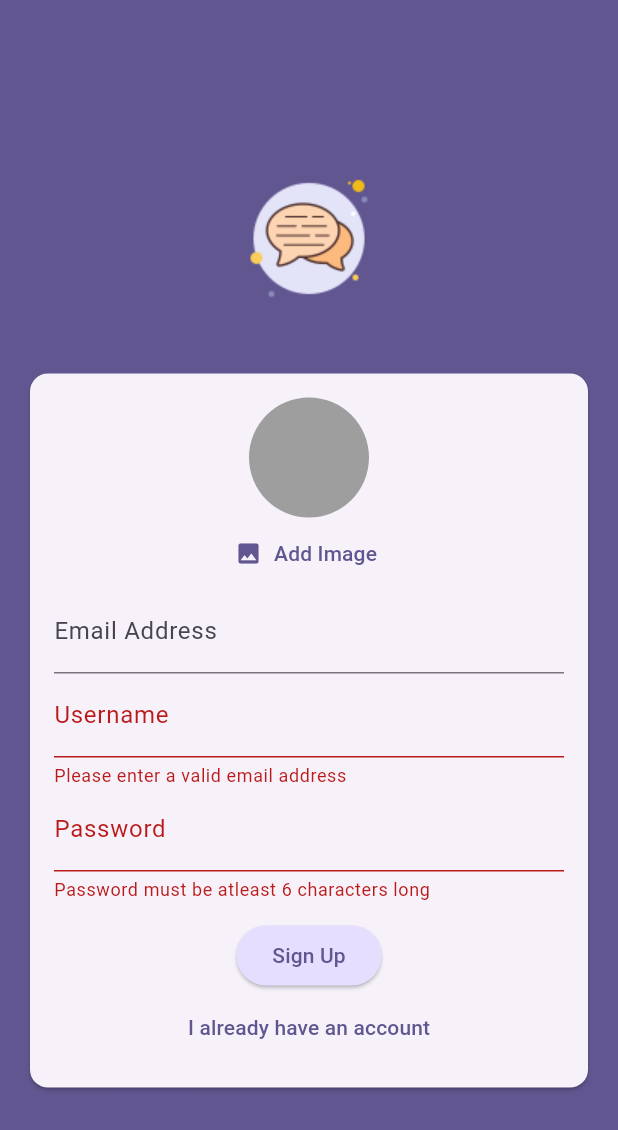
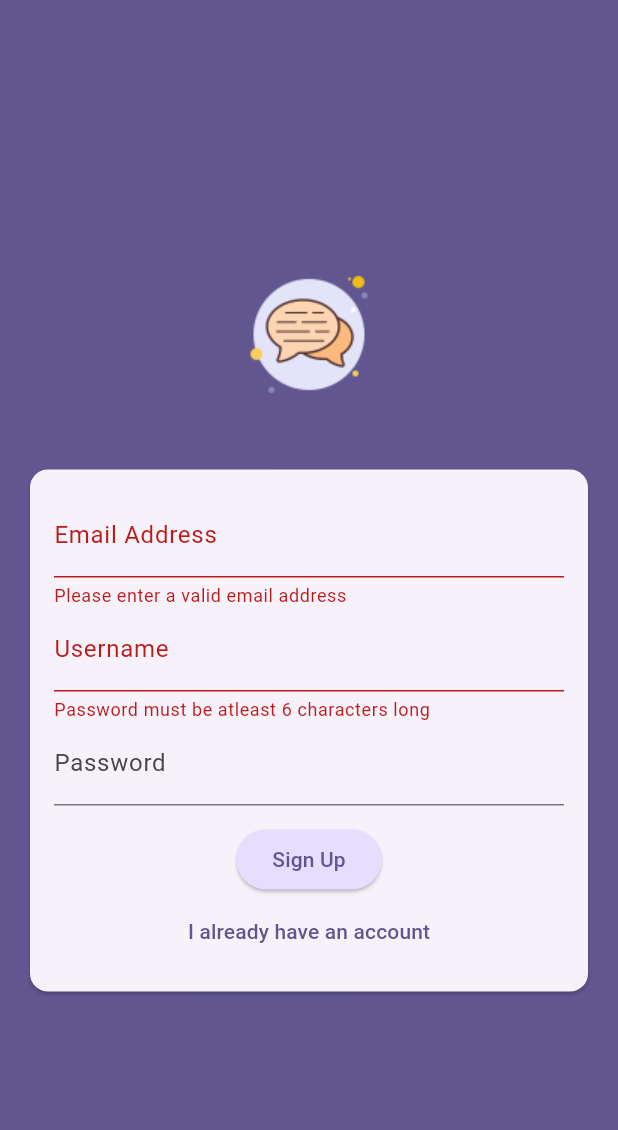
Before and after one commit to saurabhmirajkar/chat_app, a Flutter app: the screen it shows after launch, after a tap on "Login", after a tap on "Create an account", on a phone screen of 412 x 824 dp. Shown: the top 1130 px of the screen. Run offline on Flutter 3.47's test engine with Material 3 defaults, Android fonts, the phone set to English and light mode, and no system bars; our stand-ins replace cloud_firestore, firebase_auth, firebase_core, firebase_messaging, firebase_storage; accounts and stored records are empty.

Commit message:
changes again done

```diff
--- a/lib/screens/auth.dart
+++ b/lib/screens/auth.dart
@@ -109,12 +109,12 @@ class _AuthScreenState extends State<AuthScreen> {
                       child: Column(
                         mainAxisSize: MainAxisSize.min,
                         children: [
-                          if (!_isLogin)
-                            UserImagePicker(
-                              onPickedImage: (pickedImage) {
-                                _selectedImage = pickedImage;
-                              },
-                            ),
+                          // if (!_isLogin)
+                            // UserImagePicker(
+                            //   onPickedImage: (pickedImage) {
+                            //     _selectedImage = pickedImage;
+                            //   },
+                            // ),
                           TextFormField(
                             decoration: const InputDecoration(
                                 labelText: 'Email Address'),
--- a/lib/widgets/user_image_picker.dart
+++ b/lib/widgets/user_image_picker.dart
@@ -1,55 +1,55 @@
-import 'dart:io';
+// import 'dart:io';
 
-import 'package:flutter/material.dart';
-import 'package:image_picker/image_picker.dart';
+// import 'package:flutter/material.dart';
+// import 'package:image_picker/image_picker.dart';
 
-class UserImagePicker extends StatefulWidget {
-  const UserImagePicker({super.key, required this.onPickedImage});
+// class UserImagePicker extends StatefulWidget {
+//   const UserImagePicker({super.key, required this.onPickedImage});
 
-  final void Function(File pickedImage) onPickedImage;
+//   final void Function(File pickedImage) onPickedImage;
 
-  @override
-  State<UserImagePicker> createState() => _UserImagePickerState();
-}
+//   @override
+//   State<UserImagePicker> createState() => _UserImagePickerState();
+// }
 
-class _UserImagePickerState extends State<UserImagePicker> {
-  File? _pickedImageFile;
+// class _UserImagePickerState extends State<UserImagePicker> {
+//   File? _pickedImageFile;
 
-  void _pickImage() async {
-    final pickedImage = await ImagePicker().pickImage(
-      source: ImageSource.camera,
-      imageQuality: 50,
-      maxWidth: 150,
-    );
+//   void _pickImage() async {
+//     final pickedImage = await ImagePicker().pickImage(
+//       source: ImageSource.camera,
+//       imageQuality: 50,
+//       maxWidth: 150,
+//     );
 
-    if (pickedImage == null) return;
+//     if (pickedImage == null) return;
 
-    setState(() {
-      _pickedImageFile = File(pickedImage.path);
-    });
+//     setState(() {
+//       _pickedImageFile = File(pickedImage.path);
+//     });
 
-    widget.onPickedImage(_pickedImageFile!);
-  }
+//     widget.onPickedImage(_pickedImageFile!);
+//   }
 
-  @override
-  Widget build(BuildContext context) {
-    return Column(
-      children: [
-        CircleAvatar(
-          radius: 40,
-          backgroundColor: Colors.grey,
-          foregroundImage:
-              _pickedImageFile != null ? FileImage(_pickedImageFile!) : null,
-        ),
-        TextButton.icon(
-          onPressed: _pickImage,
-          icon: const Icon(Icons.image),
-          label: Text(
-            'Add Image',
-            style: TextStyle(color: Theme.of(context).colorScheme.primary),
-          ),
-        )
-      ],
-    );
-  }
-}
+//   @override
+//   Widget build(BuildContext context) {
+//     return Column(
+//       children: [
+//         CircleAvatar(
+//           radius: 40,
+//           backgroundColor: Colors.grey,
+//           foregroundImage:
+//               _pickedImageFile != null ? FileImage(_pickedImageFile!) : null,
+//         ),
+//         TextButton.icon(
+//           onPressed: _pickImage,
+//           icon: const Icon(Icons.image),
+//           label: Text(
+//             'Add Image',
+//             style: TextStyle(color: Theme.of(context).colorScheme.primary),
+//           ),
+//         )
+//       ],
+//     );
+//   }
+// }
--- a/pubspec.yaml
+++ b/pubspec.yaml
@@ -13,7 +13,7 @@ dependencies:
   # firebase_core: ^3.13.0
   # firebase_auth: ^5.5.3
   # firebase_storage: ^12.4.5
-  image_picker: ^1.0.4
+  # image_picker: ^1.0.4
   # cloud_firestore: ^5.6.7
   # cloud_firestore_platform_interface: ^6.0.4
   # firebase_messaging: ^15.2.5
```
Also changed, not shown: pubspec.lock, 5 other files.
